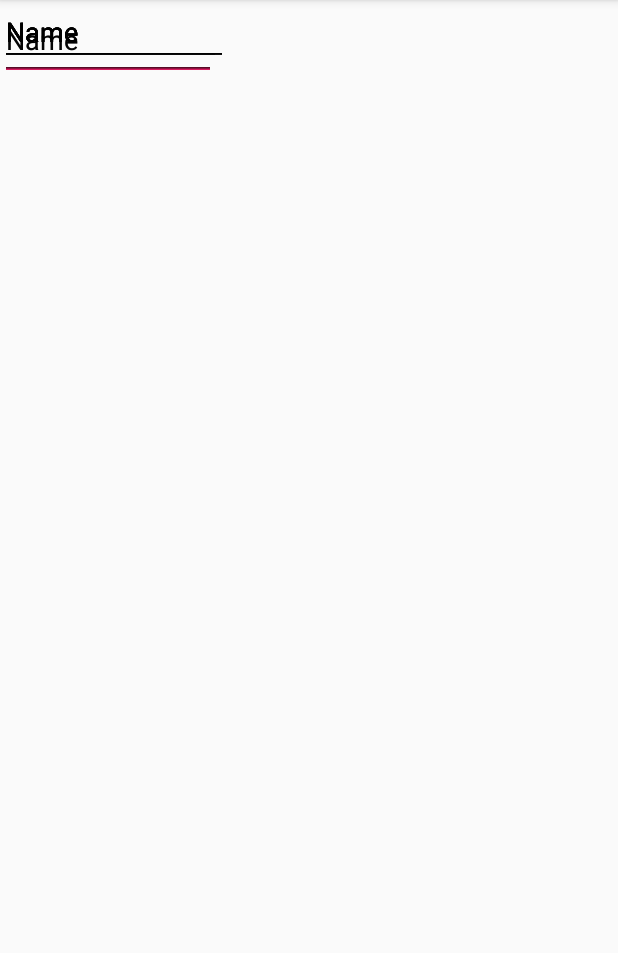
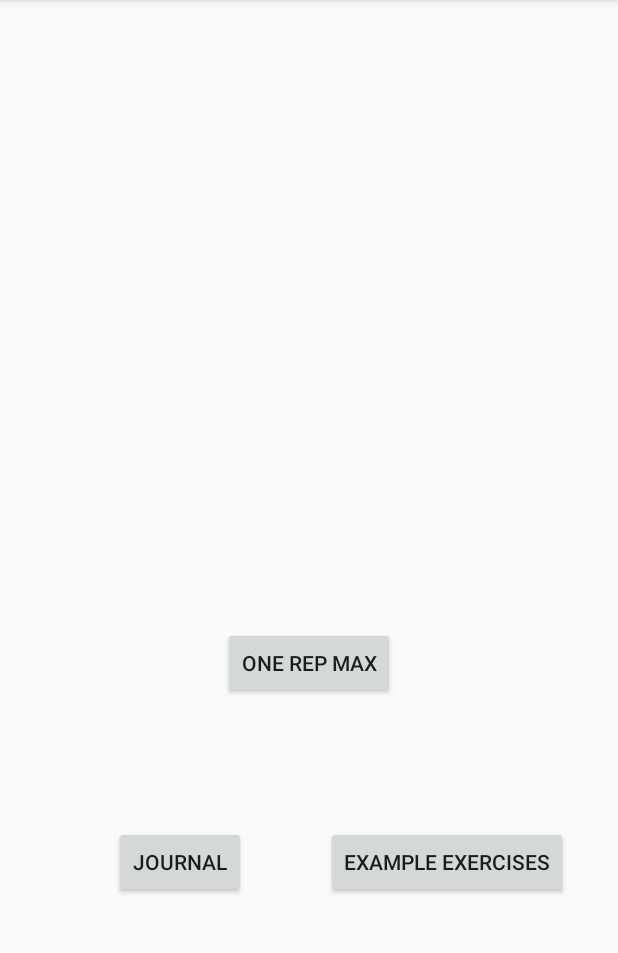
Before and after one commit to jeremyBrendli/Android-BetaTeam, an Android app: the screen it shows after launch (MainActivity), on a phone screen of 412 x 824 dp, the part 84-1037 px from its top. Run offline under Robolectric (Android 15) with nearby library versions, the phone set to English and light mode, and no system bars.

Commit message:
I added the ability to move from the first activity to all three of them. But still need to add the ability to leave them. The One Rep max is functional just need to get the ability to add more rows in the activity.

```diff
--- a/WorkoutTracker/app/build.gradle
+++ b/WorkoutTracker/app/build.gradle
@@ -26,4 +26,5 @@ dependencies {
     testImplementation 'junit:junit:4.12'
     androidTestImplementation 'androidx.test:runner:1.1.1'
     androidTestImplementation 'androidx.test.espresso:espresso-core:3.1.1'
+    implementation 'androidx.gridlayout:gridlayout:1.0.0'
 }
--- a/WorkoutTracker/app/src/main/AndroidManifest.xml
+++ b/WorkoutTracker/app/src/main/AndroidManifest.xml
@@ -9,6 +9,9 @@
         android:roundIcon="@mipmap/ic_launcher_round"
         android:supportsRtl="true"
         android:theme="@style/AppTheme">
+        <activity android:name=".ExerciseExamples"></activity>
+        <activity android:name=".WorkoutJournal" />
+        <activity android:name=".OneRepMax" />
         <activity android:name=".MainActivity">
             <intent-filter>
                 <action android:name="android.intent.action.MAIN" />
--- a/WorkoutTracker/app/src/main/java/com/example/workouttracker/MainActivity.java
+++ b/WorkoutTracker/app/src/main/java/com/example/workouttracker/MainActivity.java
@@ -2,20 +2,47 @@ package com.example.workouttracker;
 
 import androidx.appcompat.app.AppCompatActivity;
 
+import android.content.Intent;
 import android.os.Bundle;
+import android.view.View;
 import android.widget.ArrayAdapter;
+import android.widget.Button;
 import android.widget.ListView;
+import android.widget.Toast;
 
 import java.util.ArrayList;
 
 public class MainActivity extends AppCompatActivity {
+
 
     @Override
     protected void onCreate(Bundle savedInstanceState) {
         super.onCreate(savedInstanceState);
         setContentView(R.layout.activity_main);
 
+        Button onerep = (Button) findViewById(R.id.OneRep);
+        Button Exercises = (Button)findViewById(R.id.Exercises);
+        Button Journal = (Button) findViewById(R.id.Journal);
 
 
     }
+    public void moveScrenes(View view){
+        if(view.getId() == R.id.OneRep){
+            Intent intent = new Intent(getApplicationContext(),OneRepMax.class);
+            startActivity(intent);
+            Toast.makeText(this,"YAYAA",Toast.LENGTH_LONG).show();
+        }
+        if(view.getId() == R.id.Exercises){
+
+            Intent intent = new Intent(getApplicationContext(),ExerciseExamples.class);
+            startActivity(intent);
+            Toast.makeText(this,"workout",Toast.LENGTH_LONG).show();
+        }
+        if(view.getId() == R.id.Journal){
+
+            Intent intent = new Intent(getApplicationContext(),WorkoutJournal.class);
+            startActivity(intent);
+            Toast.makeText(this,"YAYAA",Toast.LENGTH_LONG).show();
+        }
+    }
 }
--- a/WorkoutTracker/app/src/main/res/layout/activity_main.xml
+++ b/WorkoutTracker/app/src/main/res/layout/activity_main.xml
@@ -6,103 +6,48 @@
     android:layout_height="match_parent"
     tools:context=".MainActivity">
 
-    <EditText
-        android:id="@+id/editText14"
-        android:layout_width="144dp"
-        android:layout_height="53dp"
-        android:ems="10"
-        android:inputType="textPersonName"
-        android:text="Name"
-        tools:layout_editor_absoluteX="185dp"
-        tools:layout_editor_absoluteY="95dp" />
+    <Button
+        android:id="@+id/OneRep"
+        android:layout_width="wrap_content"
+        android:layout_height="wrap_content"
+        android:layout_marginStart="148dp"
+        android:layout_marginTop="433dp"
+        android:layout_marginEnd="148dp"
+        android:layout_marginBottom="100dp"
+        android:onClick="moveScrenes"
+        android:text="One Rep Max"
+        app:layout_constraintBottom_toTopOf="@+id/Exercises"
+        app:layout_constraintEnd_toEndOf="parent"
+        app:layout_constraintStart_toStartOf="parent"
+        app:layout_constraintTop_toTopOf="parent" />
 
-    <EditText
-        android:id="@+id/editText16"
-        android:layout_width="152dp"
-        android:layout_height="44dp"
-        android:ems="10"
-        android:inputType="textPersonName"
-        android:text="Name"
-        tools:layout_editor_absoluteX="185dp"
-        tools:layout_editor_absoluteY="238dp" />
+    <Button
+        android:id="@+id/Journal"
+        android:layout_width="wrap_content"
+        android:layout_height="wrap_content"
+        android:layout_marginStart="76dp"
+        android:layout_marginTop="100dp"
+        android:layout_marginBottom="169dp"
+        android:onClick="moveScrenes"
+        android:text="Journal"
+        app:layout_constraintBottom_toBottomOf="parent"
+        app:layout_constraintStart_toStartOf="parent"
+        app:layout_constraintTop_toBottomOf="@+id/OneRep"
+        app:layout_constraintVertical_bias="1.0" />
 
-    <EditText
-        android:id="@+id/editText17"
-        android:layout_width="152dp"
-        android:layout_height="44dp"
-        android:ems="10"
-        android:inputType="textPersonName"
-        android:text="Name"
-        tools:layout_editor_absoluteX="185dp"
-        tools:layout_editor_absoluteY="369dp" />
-
-    <EditText
-        android:id="@+id/editText18"
-        android:layout_width="152dp"
-        android:layout_height="44dp"
-        android:ems="10"
-        android:inputType="textPersonName"
-        android:text="Name"
-        tools:layout_editor_absoluteX="185dp"
-        tools:layout_editor_absoluteY="306dp" />
-
-    <EditText
-        android:id="@+id/editText15"
-        android:layout_width="147dp"
-        android:layout_height="44dp"
-        android:ems="10"
-        android:inputType="textPersonName"
-        android:text="Name"
-        tools:layout_editor_absoluteX="182dp"
-        tools:layout_editor_absoluteY="169dp" />
-
-    <EditText
-        android:id="@+id/editText2"
-        android:layout_width="144dp"
-        android:layout_height="53dp"
-        android:ems="10"
-        android:inputType="textPersonName"
-        android:text="Name"
-        tools:layout_editor_absoluteX="16dp"
-        tools:layout_editor_absoluteY="95dp" />
-
-    <EditText
-        android:id="@+id/editText3"
-        android:layout_width="147dp"
-        android:layout_height="44dp"
-        android:ems="10"
-        android:inputType="textPersonName"
-        android:text="Name"
-        tools:layout_editor_absoluteX="13dp"
-        tools:layout_editor_absoluteY="169dp" />
-
-    <EditText
-        android:id="@+id/editText4"
-        android:layout_width="152dp"
-        android:layout_height="44dp"
-        android:ems="10"
-        android:inputType="textPersonName"
-        android:text="Name"
-        tools:layout_editor_absoluteX="16dp"
-        tools:layout_editor_absoluteY="238dp" />
-
-    <EditText
-        android:id="@+id/editText7"
-        android:layout_width="152dp"
-        android:layout_height="44dp"
-        android:ems="10"
-        android:inputType="textPersonName"
-        android:text="Name"
-        tools:layout_editor_absoluteX="16dp"
-        tools:layout_editor_absoluteY="369dp" />
-
-    <EditText
-        android:id="@+id/editText8"
-        android:layout_width="152dp"
-        android:layout_height="44dp"
-        android:ems="10"
-        android:inputType="textPersonName"
-        android:text="Name"
-        tools:layout_editor_absoluteX="16dp"
-        tools:layout_editor_absoluteY="306dp" />
+    <Button
+        android:id="@+id/Exercises"
+        android:layout_width="wrap_content"
+        android:layout_height="wrap_content"
+        android:layout_marginStart="54dp"
+        android:layout_marginEnd="33dp"
+        android:layout_marginBottom="169dp"
+        android:onClick="moveScrenes"
+        android:text="Example Exercises"
+        app:layout_constraintBottom_toBottomOf="parent"
+        app:layout_constraintEnd_toEndOf="parent"
+        app:layout_constraintHorizontal_bias="1.0"
+        app:layout_constraintStart_toEndOf="@+id/Journal"
+        app:layout_constraintTop_toTopOf="parent"
+        app:layout_constraintVertical_bias="1.0" />
 </androidx.constraintlayout.widget.ConstraintLayout>
--- a/WorkoutTracker/app/src/main/res/values/strings.xml
+++ b/WorkoutTracker/app/src/main/res/values/strings.xml
@@ -1,3 +1,8 @@
 <resources>
     <string name="app_name">WorkoutTracker</string>
+    <string-array name="upperlower">
+        <item>Upper</item>
+        <item>Lower</item>
+    </string-array>
+
 </resources>
```
Also changed, not shown: WorkoutTracker/app/src/main/java/com/example/workouttracker/ExerciseExamples.java (added, +14 -0 lines), WorkoutTracker/app/src/main/java/com/example/workouttracker/OneRepMax.java (added, +87 -0 lines), WorkoutTracker/app/src/main/java/com/example/workouttracker/WorkoutJournal.java (added, +14 -0 lines), WorkoutTracker/app/src/main/res/layout/activity_exercise_examples.xml (added, +9 -0 lines), WorkoutTracker/app/src/main/res/layout/activity_one_rep_max.xml (added, +59 -0 lines), WorkoutTracker/app/src/main/res/layout/activity_workout_journal.xml (added, +9 -0 lines).
